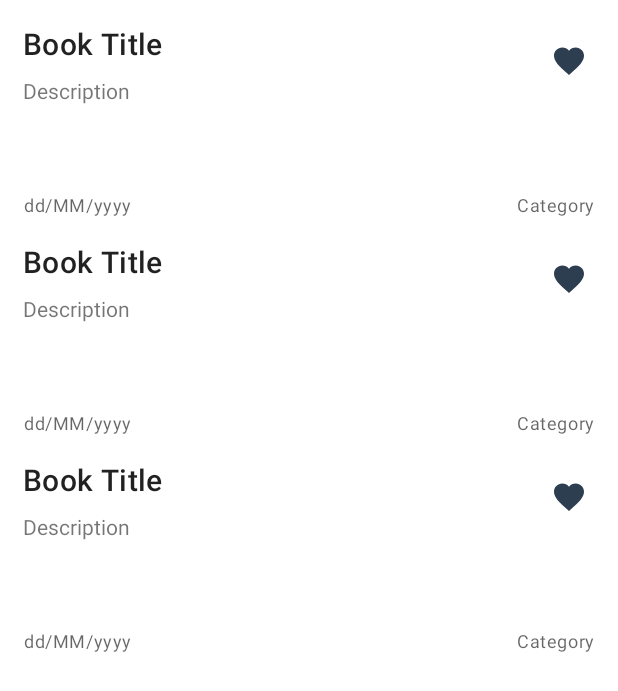
After one commit to edwinmahendra/Care-With-Us, an Android app: the layout activity_favorite.xml on its own in the app's theme, with its tools: preview values and no code run, on a phone screen of 412 x 824 dp. The commit adds this screen. Shown: the top 691 px of the screen. Run offline under Robolectric (Android 15) with nearby library versions, the phone set to English and light mode, and no system bars.

Commit message:
addFavorite Option Menu

```diff
--- a/app/src/main/AndroidManifest.xml
+++ b/app/src/main/AndroidManifest.xml
@@ -14,6 +14,9 @@
         android:supportsRtl="true"
         android:theme="@style/Theme.CareWithUs"
         tools:targetApi="31">
+        <activity
+            android:name=".favorite.FavoriteActivity"
+            android:exported="false" />
         <activity
             android:name=".admin.DetailMaterialActivity"
             android:exported="false" />
--- a/app/src/main/java/com/dicoding/picodiploma/carewithus/admin/CategoryAdapter.kt
+++ b/app/src/main/java/com/dicoding/picodiploma/carewithus/admin/CategoryAdapter.kt
@@ -16,8 +16,6 @@ class CategoryAdapter:RecyclerView.Adapter<CategoryAdapter.HolderCategory>, Filt
     public var categoryArrayList: ArrayList<CategoryModel>
     private var filterList: ArrayList<CategoryModel>
     private var filter: FilterCategory? = null
-
-
 
     constructor(context: Context, categoryArrayList: ArrayList<CategoryModel>): super(){
         this.context = context
--- a/app/src/main/java/com/dicoding/picodiploma/carewithus/admin/ModelMaterial.kt
+++ b/app/src/main/java/com/dicoding/picodiploma/carewithus/admin/ModelMaterial.kt
@@ -1,4 +1,6 @@
 package com.dicoding.picodiploma.carewithus.admin
+
+import com.dicoding.picodiploma.carewithus.favorite.AdapterMaterialFav
 
 class ModelMaterial {
     var categoryId: String = ""
@@ -7,17 +9,19 @@ class ModelMaterial {
     var timestamp: Long = 0
     var title: String = ""
     var uid: String =""
+    var isFavorite = false
 
 
 
     constructor()
-    constructor(categoryId: String, description: String, id: String, timestamp: Long, title: String, uid: String ) {
+    constructor(categoryId: String, description: String, id: String, timestamp: Long, title: String, uid: String, isFavorite: Boolean) {
         this.uid = uid
         this.id = id
         this.title = title
         this.description = description
         this.categoryId = categoryId
         this.timestamp = timestamp
+        this.isFavorite = isFavorite
     }
 
 }
--- /dev/null
+++ b/app/src/main/res/drawable/ic_baseline_favorite_24_menu.xml
@@ -0,0 +1,5 @@
+<vector android:height="24dp" android:tint="#FFFFFF"
+    android:viewportHeight="24" android:viewportWidth="24"
+    android:width="24dp" xmlns:android="http://schemas.android.com/apk/res/android">
+    <path android:fillColor="@android:color/white" android:pathData="M12,21.35l-1.45,-1.32C5.4,15.36 2,12.28 2,8.5 2,5.42 4.42,3 7.5,3c1.74,0 3.41,0.81 4.5,2.09C13.09,3.81 14.76,3 16.5,3 19.58,3 22,5.42 22,8.5c0,3.78 -3.4,6.86 -8.55,11.54L12,21.35z"/>
+</vector>
--- /dev/null
+++ b/app/src/main/res/layout/activity_favorite.xml
@@ -0,0 +1,20 @@
+<?xml version="1.0" encoding="utf-8"?>
+<androidx.constraintlayout.widget.ConstraintLayout xmlns:android="http://schemas.android.com/apk/res/android"
+    xmlns:app="http://schemas.android.com/apk/res-auto"
+    xmlns:tools="http://schemas.android.com/tools"
+    android:layout_width="match_parent"
+    android:layout_height="match_parent"
+    tools:context=".favorite.FavoriteActivity">
+
+    <androidx.recyclerview.widget.RecyclerView
+        android:id="@+id/rvMaterials"
+        android:layout_width="match_parent"
+        android:layout_height="match_parent"
+        android:layout_marginStart="10dp"
+        android:layout_marginTop="10dp"
+        android:layout_marginEnd="10dp"
+        android:layout_marginBottom="10dp"
+        tools:listitem="@layout/item_row_material_fav"
+        app:layoutManager="androidx.recyclerview.widget.LinearLayoutManager" />
+
+</androidx.constraintlayout.widget.ConstraintLayout>
--- /dev/null
+++ b/app/src/main/res/layout/item_row_material_fav.xml
@@ -0,0 +1,69 @@
+<?xml version="1.0" encoding="utf-8"?>
+<androidx.cardview.widget.CardView xmlns:android="http://schemas.android.com/apk/res/android"
+    android:layout_width="match_parent"
+    android:layout_height="140dp"
+    xmlns:app="http://schemas.android.com/apk/res-auto"
+    app:cardBackgroundColor="@color/white"
+    android:layout_marginBottom="5dp"
+    app:cardCornerRadius="5dp"
+    app:cardElevation="0dp"
+    app:contentPadding="5dp">
+
+    <RelativeLayout
+        android:layout_width="match_parent"
+        android:layout_height="match_parent">
+
+        <TextView
+            android:id="@+id/tvTitle"
+            style="@style/TextAppearance.MaterialComponents.Headline6"
+            android:layout_width="270dp"
+            android:layout_height="wrap_content"
+            android:ellipsize="end"
+            android:text="Book Title" />
+        <TextView
+            android:id="@+id/tvDescription"
+            android:layout_below="@id/tvTitle"
+            android:layout_width="match_parent"
+            android:layout_height="wrap_content"
+            android:text="Description"
+            android:layout_marginTop="8dp"
+            android:maxLines="4"
+            android:ellipsize="end"/>
+        <TextView
+            android:id="@+id/tvCategory"
+            android:layout_width="wrap_content"
+            android:layout_height="wrap_content"
+            style="@style/TextAppearance.MaterialComponents.Caption"
+            android:text="Category"
+            android:layout_alignParentEnd="true"
+            android:layout_alignParentBottom="true"
+            android:maxLines="1"/>
+        <TextView
+            android:id="@+id/tvDate"
+            android:layout_width="wrap_content"
+            android:layout_height="wrap_content"
+            style="@style/TextAppearance.MaterialComponents.Caption"
+            android:text="dd/MM/yyyy"
+            android:layout_alignParentBottom="true"
+            android:textAlignment="center"/>
+
+        <ImageButton
+            android:id="@+id/remove_fav"
+            android:layout_width="55dp"
+            android:layout_height="50dp"
+            android:layout_alignParentTop="true"
+            android:layout_alignParentEnd="true"
+            android:layout_marginStart="77dp"
+            android:layout_marginTop="0dp"
+            android:layout_marginEnd="1dp"
+            android:layout_toEndOf="@+id/tvTitle"
+            android:background="@android:color/transparent"
+            android:padding="5dp"
+            android:src="@drawable/ic_baseline_favorite_24" />
+
+    </RelativeLayout>
+
+
+
+
+</androidx.cardview.widget.CardView>
--- a/app/src/main/res/menu/option_menu.xml
+++ b/app/src/main/res/menu/option_menu.xml
@@ -6,4 +6,10 @@
         android:icon="@drawable/ic_baseline_logout_24"
         android:title="menu settings"
         app:showAsAction="always" />
+
+    <item
+        android:id="@+id/menu_fav"
+        android:icon="@drawable/ic_baseline_favorite_24_menu"
+        android:title="menu favorite"
+        app:showAsAction="ifRoom" />
 </menu>
```
Also changed, not shown: app/src/main/java/com/dicoding/picodiploma/carewithus/admin/AddMaterialActivity.kt (+0 -18 lines), app/src/main/java/com/dicoding/picodiploma/carewithus/admin/AdminActivity.kt (+5 -3 lines), app/src/main/java/com/dicoding/picodiploma/carewithus/admin/Helper.kt (+18 -0 lines), app/src/main/java/com/dicoding/picodiploma/carewithus/favorite/AdapterMaterialFav.kt (added, +100 -0 lines), app/src/main/java/com/dicoding/picodiploma/carewithus/favorite/FavoriteActivity.kt (added, +56 -0 lines).
